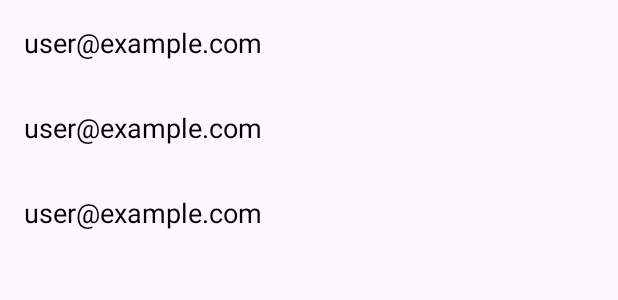
After one commit to Andrey-Khmelevtsov/pigeon, an Android app: the layout activity_user_list.xml on its own in the app's theme, with its tools: preview values and no code run, on a phone screen of 412 x 824 dp. The commit adds this screen. Shown: the top 300 px of the screen. Run offline under Robolectric (Android 15) with nearby library versions, the phone set to English and light mode, and no system bars.

Commit message:
Фаза 3: Список пользователей успешно отображается

```diff
--- a/app/src/main/AndroidManifest.xml
+++ b/app/src/main/AndroidManifest.xml
@@ -12,6 +12,9 @@
         android:supportsRtl="true"
         android:theme="@style/Theme.HybridChat"
         tools:targetApi="31">
+        <activity
+            android:name=".UserListActivity"
+            android:exported="false" />
         <activity
             android:name=".LoginActivity"
             android:exported="false" />
--- /dev/null
+++ b/app/src/main/res/layout/activity_user_list.xml
@@ -0,0 +1,19 @@
+<?xml version="1.0" encoding="utf-8"?>
+<androidx.constraintlayout.widget.ConstraintLayout xmlns:android="http://schemas.android.com/apk/res/android"
+    xmlns:app="http://schemas.android.com/apk/res-auto"
+    xmlns:tools="http://schemas.android.com/tools"
+    android:layout_width="match_parent"
+    android:layout_height="match_parent"
+    tools:context=".UserListActivity">
+
+    <androidx.recyclerview.widget.RecyclerView
+        android:id="@+id/userRecyclerView"
+        android:layout_width="0dp"
+        android:layout_height="0dp"
+        app:layout_constraintBottom_toBottomOf="parent"
+        app:layout_constraintEnd_toEndOf="parent"
+        app:layout_constraintStart_toStartOf="parent"
+        app:layout_constraintTop_toTopOf="parent"
+        tools:listitem="@layout/user_list_item" />
+
+</androidx.constraintlayout.widget.ConstraintLayout>
--- /dev/null
+++ b/app/src/main/res/layout/user_list_item.xml
@@ -0,0 +1,16 @@
+<?xml version="1.0" encoding="utf-8"?>
+<LinearLayout xmlns:android="http://schemas.android.com/apk/res/android"
+    android:layout_width="match_parent"
+    android:layout_height="wrap_content"
+    android:orientation="vertical"
+    android:padding="16dp">
+
+    <TextView
+        android:id="@+id/textViewUserEmail"
+        android:layout_width="wrap_content"
+        android:layout_height="wrap_content"
+        android:text="user@example.com"
+        android:textSize="18sp"
+        android:textColor="@android:color/black"/>
+
+</LinearLayout>
```
Also changed, not shown: app/src/main/java/com/andrey/hybridchat/LoginActivity.kt (+9 -6 lines), app/src/main/java/com/andrey/hybridchat/RegisterActivity.kt (+20 -5 lines), app/src/main/java/com/andrey/hybridchat/UserAdapter.kt (added, +40 -0 lines), app/src/main/java/com/andrey/hybridchat/UserListActivity.kt (added, +65 -0 lines), app/src/main/java/models/User.kt (added, +9 -0 lines).
